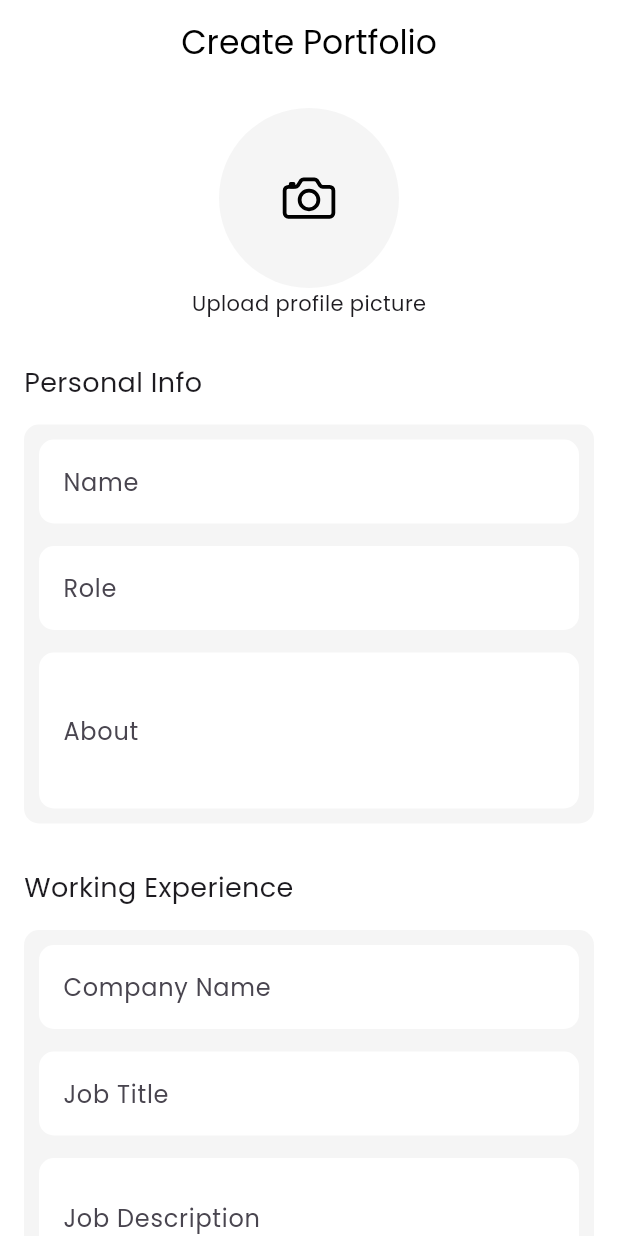
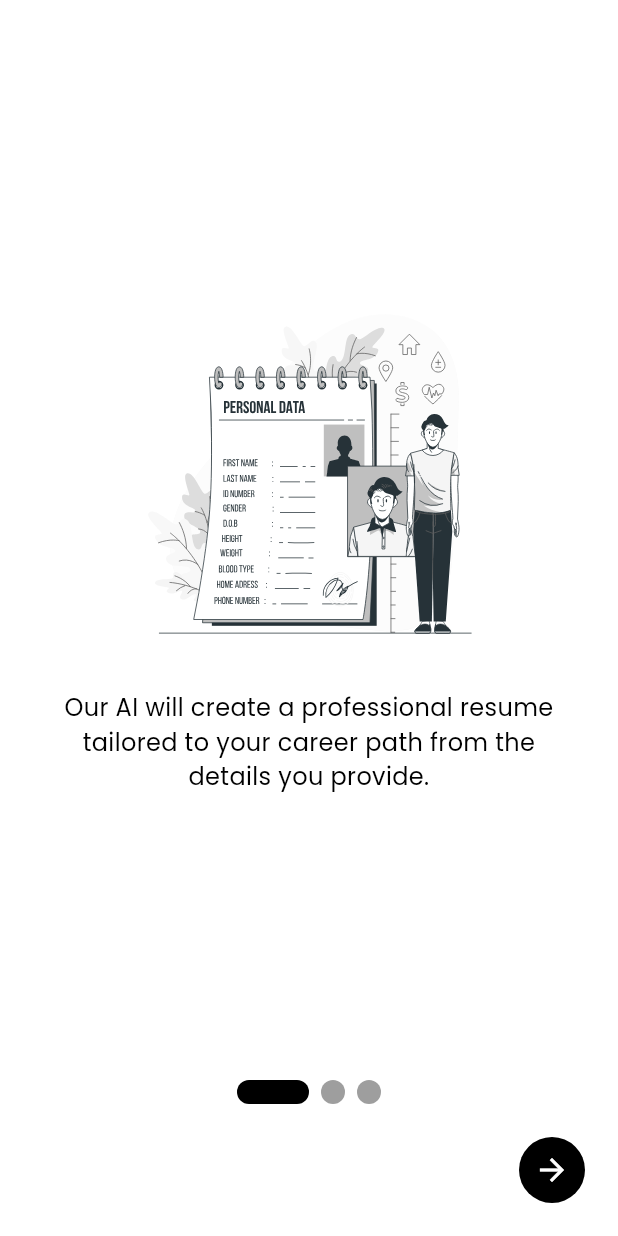
Before and after one commit to Bandoh83/resume_app, a Flutter app: the screen it shows after launch, on a phone screen of 412 x 824 dp. Run offline on Flutter 3.47's test engine with Material 3 defaults, Android fonts, the phone set to English and light mode, and no system bars; drawn by our look-alikes of smooth_page_indicator; our stand-ins replace flutter_markdown, flutter_screenutil, flutter_svg, google_fonts, iconsax, image_picker and 1 more; missing offline and left inert: htmltopdfwidgets.

Commit message:
adding an onbarding screen

```diff
--- a/lib/main.dart
+++ b/lib/main.dart
@@ -2,6 +2,7 @@ import 'package:flutter/material.dart';
 import 'package:flutter_screenutil/flutter_screenutil.dart';
 import 'package:google_fonts/google_fonts.dart';
 import 'package:portfolio_app/screens/forms.dart';
+import 'package:portfolio_app/screens/onboarding.dart';
 
 
 void main() {
@@ -27,7 +28,7 @@ class MyPortfolioApp extends StatelessWidget {
         ),
         debugShowCheckedModeBanner: false,
         title: 'My Portfolio',
-        home:  FormsScreen(),
+        home:  OnboardingScreen(),
 
       ),
     );
--- /dev/null
+++ b/lib/screens/onboarding.dart
@@ -0,0 +1,121 @@
+import 'package:flutter/material.dart';
+import 'package:portfolio_app/screens/forms.dart';
+import 'package:smooth_page_indicator/smooth_page_indicator.dart';
+import 'package:flutter_svg/flutter_svg.dart';
+
+
+class OnboardingScreen extends StatefulWidget {
+  const OnboardingScreen({super.key});
+
+  @override
+  OnboardingScreenState createState() => OnboardingScreenState();
+}
+
+class OnboardingScreenState extends State<OnboardingScreen> {
+  final PageController _controller = PageController();
+  int _currentPage = 0;
+
+  List<Map<String, String>> onboardingData = [
+    {
+      "image": "assets/Personal data.svg",
+      "description": "Our AI will create a professional resume tailored to your career path from the details you provide."
+    },
+    {
+      "image": "assets/Chat bot.svg",
+      "description": "To leave a lasting impression, our AI polishes your resume by enhancing its organization, language, and readability."
+    },
+    {
+      "image": "assets/workers.svg",
+      "description": "When you enter a job description, our AI optimizes your resume to align with the role, boosting your chances of getting hired!"
+    },
+  ];
+
+  void _nextPage() {
+    if (_currentPage < onboardingData.length - 1) {
+      _controller.nextPage(duration: Duration(milliseconds: 500), curve: Curves.ease);
+    } else {
+      Navigator.pushReplacement(
+        context,
+        MaterialPageRoute(builder: (context) => FormsScreen()),
+      );
+    }
+  }
+
+  @override
+  Widget build(BuildContext context) {
+    return Scaffold(
+      backgroundColor: Colors.white,
+      body: Column(
+        children: [
+          Expanded(
+            child: PageView.builder(
+              controller: _controller,
+              onPageChanged: (index) {
+                setState(() => _currentPage = index);
+              },
+              itemCount: onboardingData.length,
+              itemBuilder: (context, index) {
+                return Padding(
+                  padding: EdgeInsets.symmetric(horizontal: 20),
+                  child: Column(
+                    mainAxisAlignment: MainAxisAlignment.center,
+                    children: [
+                      SvgPicture.asset(onboardingData[index]["image"]!, height: 250),
+                      SizedBox(height: 20),
+                      Padding(
+                        padding: EdgeInsets.symmetric(horizontal: 10),
+                        child: Text(
+                          onboardingData[index]["description"]!,
+                          textAlign: TextAlign.center,
+                          style: TextStyle(fontSize: 16, color: Colors.black),
+                        ),
+                      ),
+                    ],
+                  ),
+                );
+              },
+            ),
+          ),
+          Column(
+            children: [
+              SmoothPageIndicator(
+                controller: _controller,
+                count: onboardingData.length,
+                effect: ExpandingDotsEffect(activeDotColor: Colors.black, dotColor: Colors.grey),
+              ),
+              SizedBox(height: 20),
+              Padding(
+                padding: EdgeInsets.symmetric(horizontal: 20),
+                child: Row(
+                  mainAxisAlignment: MainAxisAlignment.spaceBetween,
+                  children: [
+                    if (_currentPage > 0)
+                      IconButton(
+                        onPressed: () {
+                          _controller.previousPage(duration: Duration(milliseconds: 500), curve: Curves.ease);
+                        },
+                        icon: Icon(Icons.arrow_back, color: Colors.black),
+                        padding: EdgeInsets.all(10),
+                      )
+                    else
+                      SizedBox(width: 48),
+                    IconButton(
+                      onPressed: _nextPage,
+                      icon: Icon(Icons.arrow_forward, color: Colors.white),
+                      padding: EdgeInsets.all(10),
+                      style: ButtonStyle(
+                        backgroundColor: WidgetStateProperty.all(Colors.black),
+                        shape: WidgetStateProperty.all(CircleBorder()),
+                      ),
+                    ),
+                  ],
+                ),
+              ),
+              SizedBox(height: 20),
+            ],
+          ),
+        ],
+      ),
+    );
+  }
+}
--- a/pubspec.yaml
+++ b/pubspec.yaml
@@ -54,6 +54,8 @@ dependencies:
   html_to_pdf: ^0.8.1
   path_provider: ^2.1.5
   htmltopdfwidgets: ^1.0.9
+  smooth_page_indicator: ^1.2.0+3
+  flutter_svg: ^2.0.17
 
 
 dev_dependencies:
@@ -80,7 +82,7 @@ flutter:
 
   # To add assets to your application, add an assets section, like this:
   assets:
-    # - images/
+     - assets/
 
   # An image asset can refer to one or more resolution-specific "variants", see
   # https://flutter.dev/to/resolution-aware-images
```
Also changed, not shown: lib/screens/forms.dart (+18 -11 lines), lib/screens/homescreen.dart (deleted, +0 -243 lines), assets/Chat bot.svg (added), assets/Personal data.svg (added), assets/workers.svg (added), lib/models/ai_generator.dart (renamed from lib/screens/ai_generator.dart), lib/widgets/constant.dart (renamed from lib/screens/constant.dart), lib/widgets/custom_container.dart (renamed from lib/screens/custom_container.dart), pubspec.lock, 1 other file.
